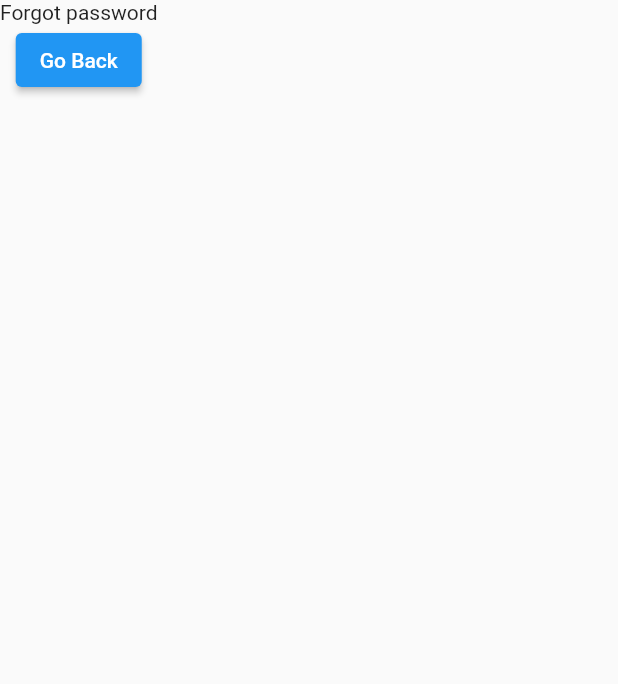
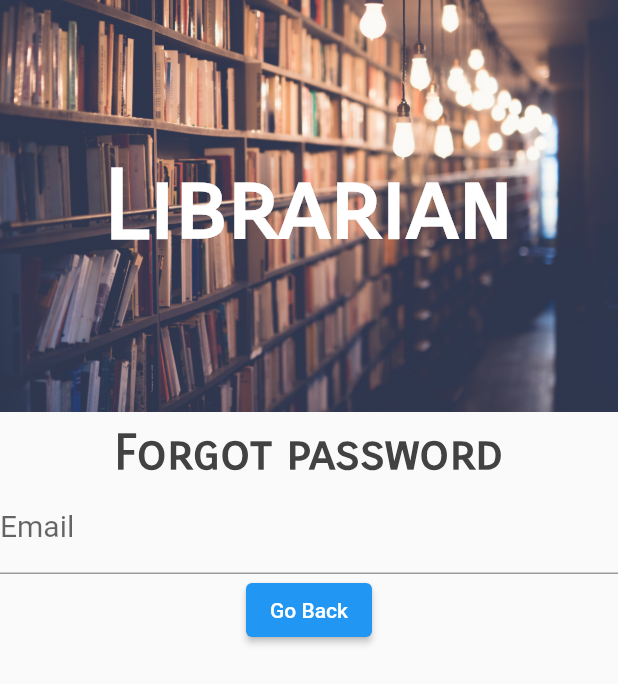
Before and after one commit to robjvan/librarian_frontend, a Flutter app: the ForgotPasswordScreen screen opened directly, on a phone screen of 412 x 824 dp. Shown: the top 684 px of the screen. Run offline on Flutter 3.47's test engine with Material 2 defaults, Android fonts, the phone set to English and light mode, and no system bars; our stand-ins replace cached_network_image, cloud_firestore, firebase_auth, firebase_core, flutter_colorpicker, flutter_rating_bar and 11 more; missing offline and left inert: flutter_barcode_scanner, flutter_jailbreak_detection; accounts and stored records are empty; generated files the repository leaves out were written again.

Commit message:
Added ForgotPass screen

```diff
--- a/lib/pages/forgot_password_screen/forgot_password_screen.dart
+++ b/lib/pages/forgot_password_screen/forgot_password_screen.dart
@@ -1,23 +1,128 @@
 import 'package:flutter/material.dart';
+import 'package:flutter_redux/flutter_redux.dart';
+import 'package:get/get.dart';
+import 'package:librarian_frontend/pages/forgot_password_screen/forgot_password_screen_view_model.dart';
+import 'package:librarian_frontend/state.dart';
+import 'package:librarian_frontend/utilities/authentication.dart';
 
-// TODO(Rob): Add 'Forgot password' functionality
+class ForgotPasswordScreen extends StatefulWidget {
+  const ForgotPasswordScreen({final Key? key}) : super(key: key);
 
-class ForgotPasswordScreen extends StatelessWidget {
-  const ForgotPasswordScreen({final Key? key}) : super(key: key);
+  @override
+  State<ForgotPasswordScreen> createState() => _ForgotPasswordScreenState();
+}
+
+class _ForgotPasswordScreenState extends State<ForgotPasswordScreen> {
+  final TextEditingController emailController = TextEditingController();
+  final GlobalKey<FormState> _formKey = GlobalKey<FormState>();
+  String userEmail = '';
+
+  Widget _buildSubheader(final ForgotPasswordScreenViewModel vm) {
+    return Padding(
+      padding: const EdgeInsets.only(top: 8.0),
+      child: Text('Forgot password', style: vm.subheaderStyle),
+    );
+  }
+
+  Widget _buildHeader(final double sh, final ForgotPasswordScreenViewModel vm) {
+    return SizedBox(
+      height: sh / 3,
+      child: Hero(
+        tag: 'headerHero',
+        child: Material(
+          child: Stack(
+            fit: StackFit.expand,
+            children: <Widget>[
+              Image.asset('assets/images/bookshelf.jpg', fit: BoxFit.cover),
+              Center(
+                child: Text(
+                  'app-title'.tr,
+                  textAlign: TextAlign.center,
+                  style: vm.titleStyle,
+                ),
+              ),
+            ],
+          ),
+        ),
+      ),
+    );
+  }
+
+  Widget _buildEmailField() {
+    return TextFormField(
+      onChanged: (final String newVal) => userEmail = newVal,
+      autovalidateMode: AutovalidateMode.onUserInteraction,
+      controller: emailController,
+      decoration: InputDecoration(
+        labelText: 'login.email'.tr,
+        labelStyle: const TextStyle(fontSize: 20),
+      ),
+      validator: (final String? text) {
+        if (text == null || text.isEmpty) {
+          // return 'Email cannot be empty!';
+          return 'login.empty-email'.tr;
+        } else if (!RegExp(
+          r"^[a-zA-Z0-9.a-zA-Z0-9.!#$%&'*+-/=?^_`{|}~]+@[a-zA-Z0-9]+\.[a-zA-Z]+",
+        ).hasMatch(text)) {
+          // return 'Email must be proper format!';
+          return 'login.email-format'.tr;
+        }
+        return null;
+      },
+    );
+  }
+
+  Widget _buildSubmitButton() {
+    return ElevatedButton(
+      onPressed: () {
+        if (_formKey.currentState!.validate()) {
+          AuthService.sendPasswordResetEmail(emailController.text);
+          Get.snackbar(
+            '',
+            'login.verify-email'.tr,
+            snackPosition: SnackPosition.TOP,
+          );
+
+          Get.back();
+        }
+      },
+      child: const Text('Go Back'),
+    );
+  }
+
+  Widget _buildForm() {
+    return Form(
+      key: _formKey,
+      child: Column(
+        children: <Widget>[_buildEmailField(), _buildSubmitButton()],
+      ),
+    );
+  }
 
   @override
   // ignore: prefer_expression_function_bodies
   Widget build(final BuildContext context) {
-    return Scaffold(
-      body: Column(
-        children: <Widget>[
-          const Text('Forgot password'),
-          ElevatedButton(
-            onPressed: () => Navigator.pop(context),
-            child: const Text('Go Back'),
+    return StoreConnector<GlobalAppState, ForgotPasswordScreenViewModel>(
+      distinct: true,
+      converter: ForgotPasswordScreenViewModel.create,
+      builder: (
+        final BuildContext context,
+        final ForgotPasswordScreenViewModel vm,
+      ) {
+        final double sh = MediaQuery.of(context).size.height;
+
+        return Scaffold(
+          body: SafeArea(
+            child: Column(
+              children: <Widget>[
+                _buildHeader(sh, vm),
+                _buildSubheader(vm),
+                _buildForm(),
+              ],
+            ),
           ),
-        ],
-      ),
+        );
+      },
     );
   }
 }
--- a/lib/pages/forgot_password_screen/forgot_password_screen_view_model.dart
+++ b/lib/pages/forgot_password_screen/forgot_password_screen_view_model.dart
@@ -1,12 +1,33 @@
+import 'package:flutter/material.dart';
 import 'package:librarian_frontend/state.dart';
 import 'package:redux/redux.dart';
 
+@immutable
 class ForgotPasswordScreenViewModel {
-  ForgotPasswordScreenViewModel();
+  final TextStyle titleStyle;
+  final TextStyle subheaderStyle;
+
+  const ForgotPasswordScreenViewModel({
+    required this.titleStyle,
+    required this.subheaderStyle,
+  });
 
   factory ForgotPasswordScreenViewModel.create(
     final Store<GlobalAppState> store,
   ) {
-    return ForgotPasswordScreenViewModel();
+    return const ForgotPasswordScreenViewModel(
+      titleStyle: TextStyle(
+        fontFamily: 'CarroisSC',
+        fontSize: 64,
+        fontWeight: FontWeight.w600,
+        color: Color(0xFFFFFFFF),
+      ),
+      subheaderStyle: TextStyle(
+        fontFamily: 'CarroisSC',
+        fontSize: 32,
+        fontWeight: FontWeight.w600,
+        color: Color(0xFF424242),
+      ),
+    );
   }
 }
```
